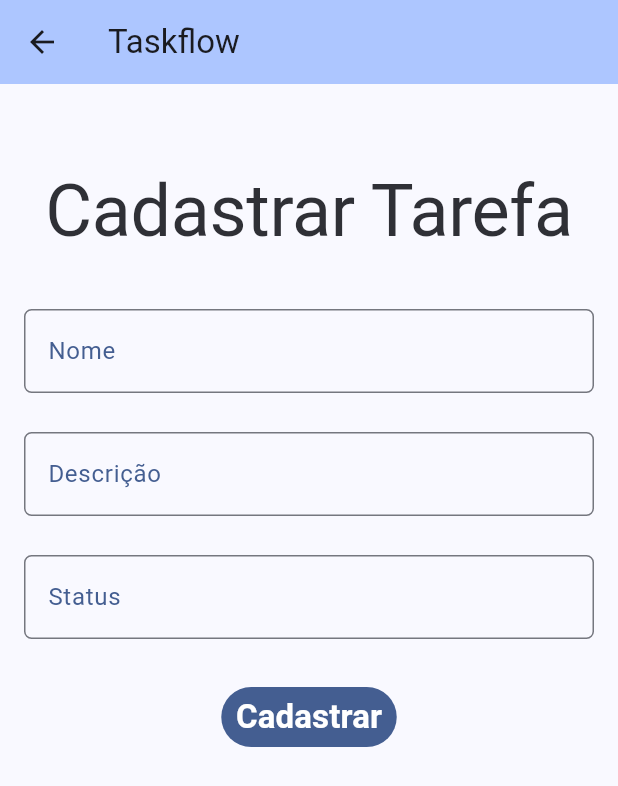
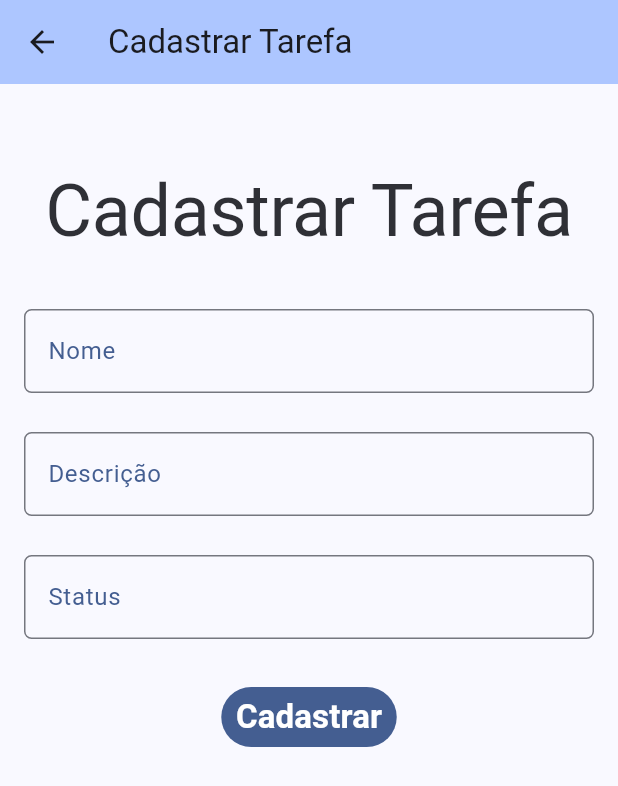
Before and after one commit to Igorsb3000/app_taskflow, a Flutter app: the screen it shows after launch, after a tap on "Cadastrar Tarefa", on a phone screen of 412 x 824 dp. Shown: the top 786 px of the screen. Run offline on Flutter 3.47's test engine with Material 2 defaults, Android fonts, the phone set to English and light mode, and no system bars; our stand-ins replace floor, sqflite; accounts and stored records are empty; generated files the repository leaves out were written again.

Commit message:
ajuste nos nomes das paginas

```diff
--- a/lib/ui/catalog_task_page.dart
+++ b/lib/ui/catalog_task_page.dart
@@ -14,7 +14,7 @@ class CatalogTaskPage extends StatelessWidget {
     return Scaffold(
       appBar: AppBar(
         backgroundColor: Theme.of(context).colorScheme.inversePrimary,
-        title: const Text("Catálogo dos livros"),
+        title: const Text("Catálogo de Tarefas"),
       ),
       body: CatalogBody(repository: repository,),
       backgroundColor: Theme.of(context).colorScheme.background,
--- a/lib/ui/edit_task_page.dart
+++ b/lib/ui/edit_task_page.dart
@@ -19,7 +19,7 @@ class EditTaskPage extends StatelessWidget {
     return Scaffold(
       appBar: AppBar(
         backgroundColor: Theme.of(context).colorScheme.inversePrimary,
-        title: const Text("Taskflow"),
+        title: const Text("Editar Tarefa"),
       ),
       body: FormEditTaskBody(
           id, nome, descricao, status, repository),
--- a/lib/ui/list_task_page.dart
+++ b/lib/ui/list_task_page.dart
@@ -13,7 +13,7 @@ class ListTaskPage extends StatelessWidget {
     return Scaffold(
       appBar: AppBar(
         backgroundColor: Theme.of(context).colorScheme.inversePrimary,
-        title: const Text("Taskflow"),
+        title: const Text("Lista de Tarefas"),
       ),
       body: ListBody(repository: repository,),
       backgroundColor: Theme.of(context).colorScheme.background,
--- a/lib/ui/register_task_page.dart
+++ b/lib/ui/register_task_page.dart
@@ -13,7 +13,7 @@ class RegisterTaskPage extends StatelessWidget {
     return Scaffold(
       appBar: AppBar(
           backgroundColor: Theme.of(context).colorScheme.inversePrimary,
-          title: Text("Taskflow"),
+          title: const Text("Cadastrar Tarefa"),
           ),
       body: FormTaskBody(repository: repository,),
       backgroundColor: Theme.of(context).colorScheme.background,
```
